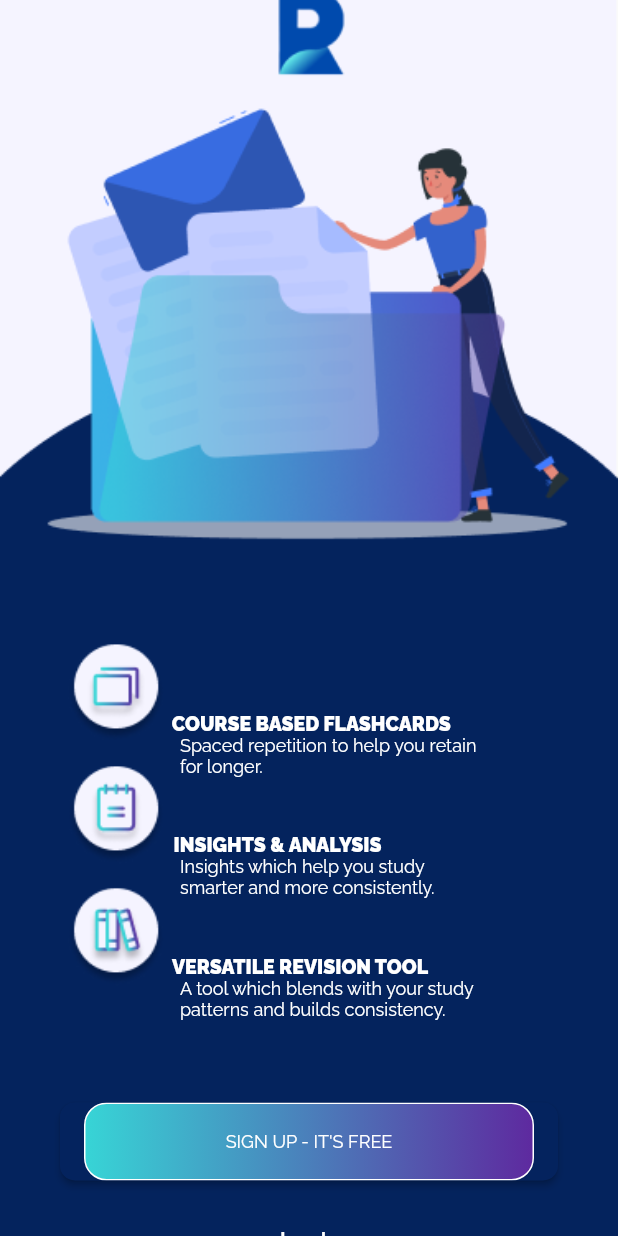
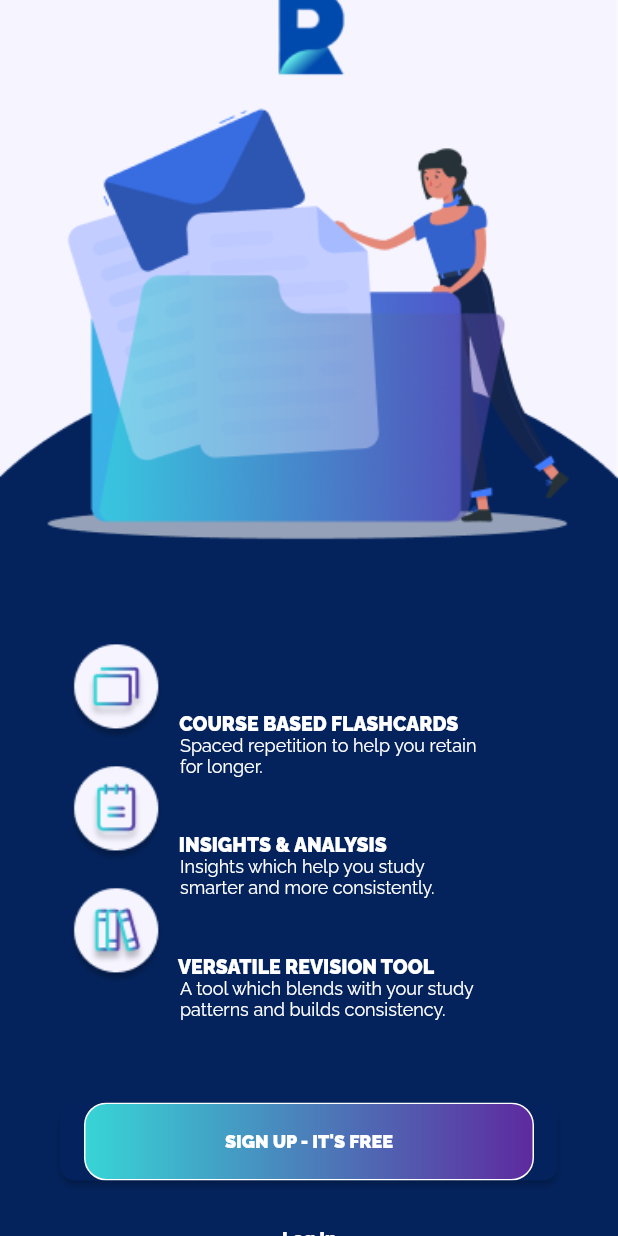
Before and after one commit to Revisable-in/flutter-app, a Flutter app: the screen it shows after launch, on a phone screen of 412 x 824 dp. Run offline on Flutter 3.47's test engine with Material 2 defaults, Android fonts, the phone set to English and light mode, and no system bars; missing offline and left inert: dart:html.

Commit message:
Updated font styles

```diff
--- a/flutter_application/lib/main.dart
+++ b/flutter_application/lib/main.dart
@@ -74,7 +74,7 @@ class _MyHomePageState extends State<MyHomePage> {
                     Column(
                       children: [
                         Container(
-                          padding: EdgeInsets.only(right: 10),
+                          padding: EdgeInsets.only(right: 0),
                           child: Text(
                             "COURSE BASED FLASHCARDS",
                             style: TextStyle(
@@ -111,7 +111,7 @@ class _MyHomePageState extends State<MyHomePage> {
                     Column(
                       children: [
                         Container(
-                          padding: EdgeInsets.only(right: 55),
+                          padding: EdgeInsets.only(right: 48),
                           child: Text(
                             "INSIGHTS & ANALYSIS",
                             style: TextStyle(
@@ -147,7 +147,7 @@ class _MyHomePageState extends State<MyHomePage> {
                     Column(
                       children: [
                         Container(
-                          padding: EdgeInsets.only(right: 25),
+                          padding: EdgeInsets.only(right: 17),
                           child: Text(
                             "VERSATILE REVISION TOOL",
                             style: TextStyle(
@@ -221,7 +221,7 @@ class _MyHomePageState extends State<MyHomePage> {
                             style: TextStyle(
                               fontFamily: "Raleway",
                               fontSize: 12.0,
-                              fontWeight: FontWeight.w400,
+                              fontWeight: FontWeight.w900,
                               color: Colors.white,
                             ),
                           ),
@@ -242,7 +242,15 @@ class _MyHomePageState extends State<MyHomePage> {
                       onPressed: () {
                         Navigator.pushNamed(context, '/Login');
                       },
-                      child: Text("Log In"),
+                      child: Text(
+                        "Log In",
+                        style: TextStyle(
+                          fontFamily: "Raleway",
+                          fontSize: 12.0,
+                          fontWeight: FontWeight.w900,
+                          color: Colors.white,
+                        ),
+                      ),
                     ),
                   ],
                 ),
@@ -314,16 +322,16 @@ class _Signup1State extends State<Signup1> {
                 crossAxisAlignment: CrossAxisAlignment.start,
                 children: [
                   SizedBox(
-                    width: 250.0,
+                    width: 280.0,
                     child: Container(
                       alignment: Alignment.topCenter,
-                      padding: EdgeInsets.fromLTRB(20, 0, 0, 0),
+                      padding: EdgeInsets.fromLTRB(0, 0, 0, 0),
                       child: Text(
                         "Your only medico revision companion",
                         style: TextStyle(
                           fontFamily: "Raleway",
                           fontSize: 24.0,
-                          fontWeight: FontWeight.bold,
+                          fontWeight: FontWeight.w900,
                           color: Colors.white,
                         ),
                         textAlign: TextAlign.center,
@@ -674,10 +682,10 @@ class _Signup2State extends State<Signup2> {
                 crossAxisAlignment: CrossAxisAlignment.start,
                 children: [
                   SizedBox(
-                    width: 225.0,
+                    width: 255.0,
                     child: Container(
                       alignment: Alignment.topCenter,
-                      padding: EdgeInsets.fromLTRB(40, 0, 0, 0),
+                      padding: EdgeInsets.fromLTRB(20, 0, 0, 0),
                       child: Text(
                         "Kickstart your medical learning experience!",
                         style: TextStyle(
@@ -741,8 +749,9 @@ class _Signup2State extends State<Signup2> {
                         Text(
                           "Subscribe to Whatsapp Medcases",
                           style: TextStyle(
-                            color: Colors.white,
-                          ),
+                              color: Colors.white,
+                              fontFamily: 'Raleway',
+                              fontWeight: FontWeight.w400),
                         ),
                       ],
                     ),
@@ -764,9 +773,10 @@ class _Signup2State extends State<Signup2> {
                         Text(
                           "Subscribe to ChampionMed’s mail-list",
                           style: TextStyle(
-                            color: Colors.white,
-                            fontSize: 14,
-                          ),
+                              color: Colors.white,
+                              fontSize: 14,
+                              fontFamily: 'Raleway',
+                              fontWeight: FontWeight.w400),
                         ),
                       ],
                     ),
@@ -876,10 +886,10 @@ class Signup3 extends StatelessWidget {
               crossAxisAlignment: CrossAxisAlignment.start,
               children: [
                 SizedBox(
-                  width: 250.0,
+                  width: 260.0,
                   child: Container(
                     alignment: Alignment.topCenter,
-                    padding: EdgeInsets.fromLTRB(20, 0, 0, 0),
+                    padding: EdgeInsets.fromLTRB(25, 0, 0, 0),
                     child: Text(
                       "Help us set up your personalised account!",
                       style: TextStyle(
@@ -1074,10 +1084,10 @@ class Signup4 extends StatelessWidget {
               crossAxisAlignment: CrossAxisAlignment.start,
               children: [
                 SizedBox(
-                  width: 250.0,
+                  width: 260.0,
                   child: Container(
                     alignment: Alignment.topCenter,
-                    padding: EdgeInsets.fromLTRB(20, 0, 0, 0),
+                    padding: EdgeInsets.fromLTRB(25, 0, 0, 0),
                     child: Text(
                       "Help us set up your personalised account!",
                       style: TextStyle(
--- a/flutter_application/pubspec.yaml
+++ b/flutter_application/pubspec.yaml
@@ -44,6 +44,10 @@ flutter:
     - family: Raleway
       fonts:
         - asset: assets/fonts/Raleway-VariableFont_wght.ttf
+        - asset: assets/fonts/Raleway-Black.ttf
+          weight: 900
+        - asset: assets/fonts/Raleway-Regular.ttf
+          weight: 400
 
   # The following line ensures that the Material Icons font is
   # included with your application, so that you can use the icons in
```
Also changed, not shown: flutter_application/assets/fonts/Raleway-Black.ttf (added), flutter_application/assets/fonts/Raleway-Regular.ttf (added).
